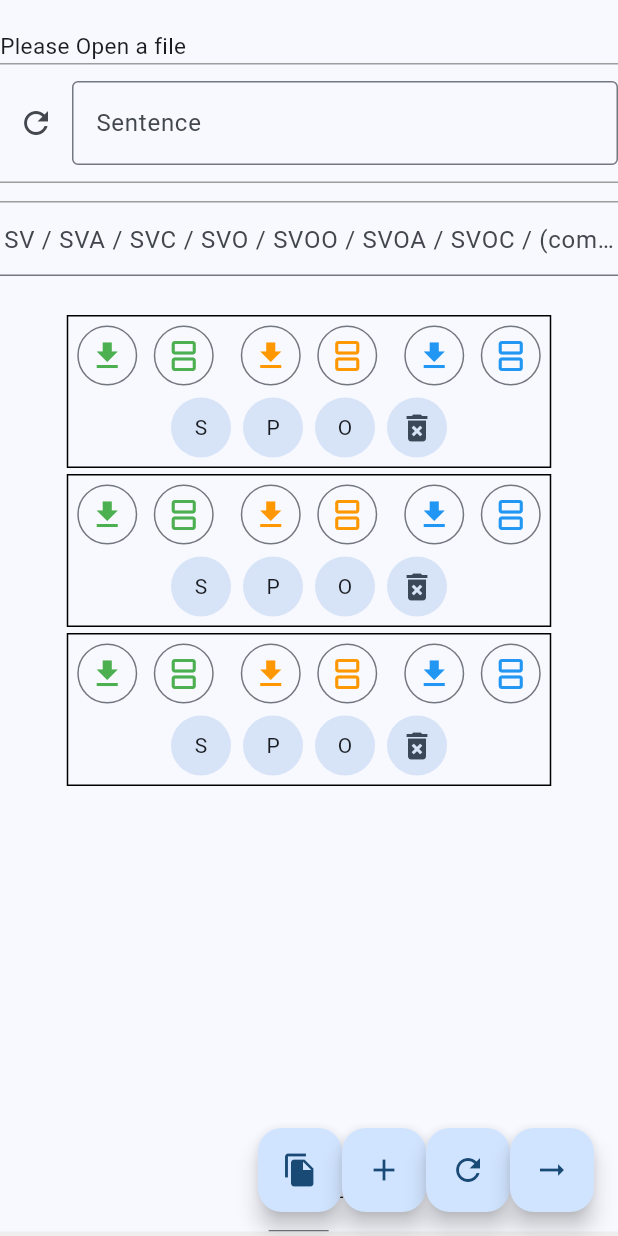
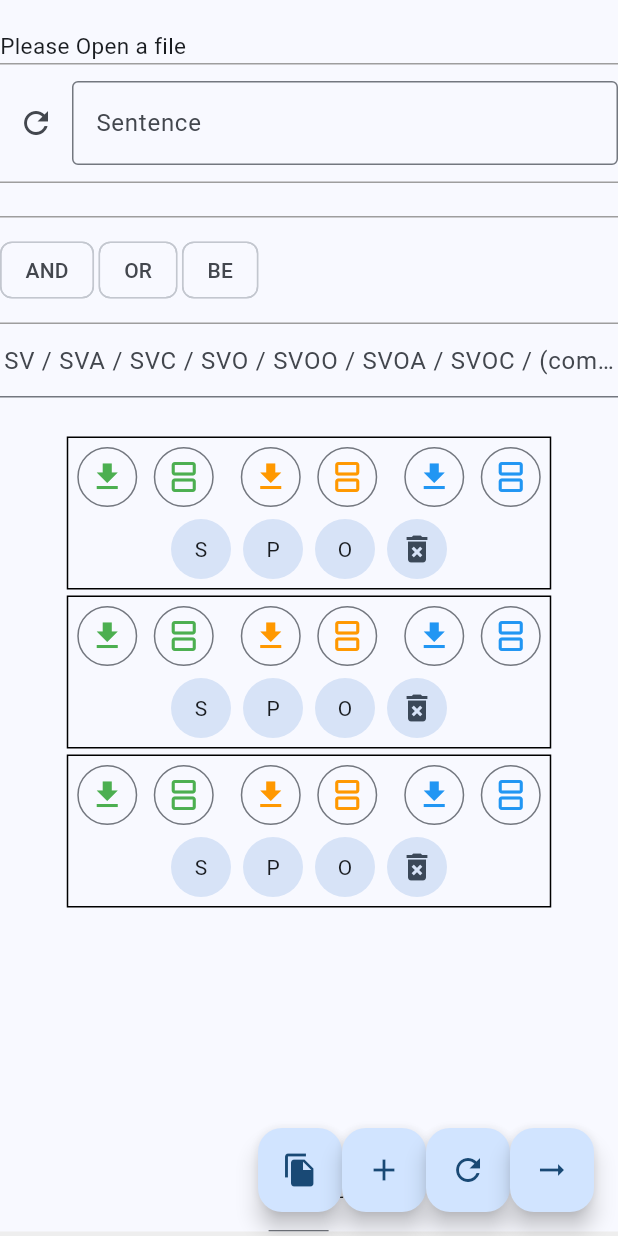
Before and after one commit to gajanlee/wsln-annotator, a Flutter app: the screen it shows after launch, after a tap on the "download" icon, on a phone screen of 412 x 824 dp. Run offline on Flutter 3.47's test engine with Material 3 defaults, Android fonts, the phone set to English and light mode, and no system bars; our stand-ins replace file_picker, tuple.

```diff
--- a/lib/main.dart
+++ b/lib/main.dart
@@ -46,6 +46,19 @@ class Word {
   }
 }
 
+var andWord = Word('AND', -1);
+var orWord = Word('OR', -1);
+var noneWord = Word('-', -1);
+var beWord = Word('BE', -1);
+
+String wordsToString(List<Word> words) {
+  var strings = <String>[];
+  for (var word in words) {
+    strings.add(word.text);
+  }
+  return strings.join(' ');
+}
+
 class Relation {
   dynamic subject; // optional type of [null, List<Words>, Relation]
   dynamic predicate;
@@ -55,13 +68,19 @@ class Relation {
   bool predicateOptional = false;
   bool objectOptional = false;
 
+  List<Word> subjectPronoun = <Word>[];
+  List<Word> predicatePronoun = <Word>[];
+  List<Word> objectPronoun = <Word>[];
+
   Relation({this.subject, this.predicate, this.object});
 
   static dynamic seriesElement(dynamic value) {
     if (value == null) return '';
 
-    if (value is String) {
-      return value;
+    if (value is List<Word>) {
+      return [
+        for (var word in value) {'index': word.index, 'text': word.text}
+      ];
     } else if (value is Relation) {
       return value.toJson();
     }
@@ -69,23 +88,22 @@ class Relation {
 
   Map<String, dynamic> toJson() {
     return {
-      'subject': seriesElement(subject),
-      'predicate': seriesElement(predicate),
-      'object': seriesElement(object),
-      'optional': [subjectOptional, predicateOptional, objectOptional],
+      'subject': {
+        'content': seriesElement(subject),
+        'isOptional': subjectOptional,
+        'pronoun': seriesElement(subjectPronoun),
+      },
+      'predicate': {
+        'content': seriesElement(predicate),
+        'isOptional': predicateOptional,
+        'pronoun': seriesElement(predicatePronoun),
+      },
+      'object': {
+        'content': seriesElement(object),
+        'isOptional': objectOptional,
+        'pronoun': seriesElement(objectPronoun),
+      },
     };
-  }
-
-  void labelSubject(List<Word> words) {
-    subject = words;
-  }
-
-  void labelPredicate(List<Word> words) {
-    predicate = words;
-  }
-
-  void labelObject(List<Word> words) {
-    object = words;
   }
 
   void splitSubject() {
@@ -159,6 +177,7 @@ class LabelState extends ChangeNotifier {
   var structureController = TextEditingController();
 
   var words = <Word>[
+    andWord, orWord, beWord
     // Word('32.7%', 0),
     // Word('of', 1),
     // Word('all', 2),
@@ -226,7 +245,7 @@ class LabelState extends ChangeNotifier {
     notifyListeners();
   }
 
-  void toggleOptional(String relation, Relation parent) {
+  void toggleOptional(List<Word> relation, Relation parent) {
     if (parent.subject == relation) {
       parent.subjectOptional = !parent.subjectOptional;
     } else if (parent.predicate == relation) {
@@ -240,7 +259,7 @@ class LabelState extends ChangeNotifier {
     notifyListeners();
   }
 
-  bool isOptional(String relation, Relation parent) {
+  bool isOptional(List<Word> relation, Relation parent) {
     if (parent.subject == relation) {
       return parent.subjectOptional;
     } else if (parent.predicate == relation) {
@@ -251,26 +270,35 @@ class LabelState extends ChangeNotifier {
     return false;
   }
 
-  String selectedWordsToString() {
-    var strings = <String>[];
+  void labelPronoun(List<Word> relation, Relation parent) {
+    if (parent.subject == relation) {
+      parent.subjectPronoun = sortSelectedWords().toList();
+    } else if (parent.predicate == relation) {
+      parent.predicatePronoun = sortSelectedWords().toList();
+    } else if (parent.object == relation) {
+      parent.objectPronoun = sortSelectedWords().toList();
+    }
+
+    selectedWords.clear();
+    notifyListeners();
+  }
+
+  List<Word> sortSelectedWords() {
     selectedWords.sort((w1, w2) => w1.index.compareTo(w2.index));
-    for (var word in selectedWords) {
-      strings.add(word.text);
-    }
-    return strings.join(' ');
+    return selectedWords;
   }
 
   void label(Relation relation, position) {
     if (selectedWords.isEmpty) {
       return;
     }
-    var text = selectedWordsToString();
+    var sWords = sortSelectedWords().toList();
     if (position == 'subject') {
-      relation.subject = text;
+      relation.subject = sWords;
     } else if (position == 'predicate') {
-      relation.predicate = text;
+      relation.predicate = sWords;
     } else if (position == 'object') {
-      relation.object = text;
+      relation.object = sWords;
     }
     selectedWords.clear();
     notifyListeners();
@@ -280,18 +308,30 @@ class LabelState extends ChangeNotifier {
     if (position is String) {
       if (position == 'subject') {
         relation.subject = null;
+        relation.subjectOptional = false;
+        relation.subjectPronoun = [];
       } else if (position == 'predicate') {
         relation.predicate = null;
+        relation.predicateOptional = false;
+        relation.predicatePronoun = [];
       } else if (position == 'object') {
         relation.object = null;
+        relation.objectOptional = false;
+        relation.objectPronoun = [];
       }
     } else if (position is Relation) {
       if (position.subject == relation) {
         position.subject = null;
+        relation.subjectOptional = false;
+        relation.subjectPronoun = [];
       } else if (position.predicate == relation) {
         position.predicate = null;
+        relation.predicateOptional = false;
+        relation.predicatePronoun = [];
       } else if (position.object == relation) {
         position.object = null;
+        relation.objectOptional = false;
+        relation.objectPronoun = [];
       }
     }
 
@@ -343,11 +383,10 @@ class LabelState extends ChangeNotifier {
 
   void getNext() {
     if (structureController.text.isNotEmpty) {
-      save();
+      save(sentence, currentIndex, structureController.text, relations);
     }
 
-    currentIndex += 1;
-    jumpTo(currentIndex);
+    jumpTo(currentIndex + 1);
   }
 
   void jumpTo(int destIndex) {
@@ -356,6 +395,8 @@ class LabelState extends ChangeNotifier {
       return;
     }
     sentence = sentences[destIndex];
+    sentence = '${sentence[0].toLowerCase()}${sentence.substring(1)}';
+    sentence[0].toLowerCase();
     sentenceController.text = sentence;
     structureController.text = '';
     currentIndex = destIndex;
@@ -366,7 +407,7 @@ class LabelState extends ChangeNotifier {
     notifyListeners();
   }
 
-  void tokenize() async {
+  void tokenize() {
     words.clear();
     sentenceController.text
         .split(' ')
@@ -374,6 +415,8 @@ class LabelState extends ChangeNotifier {
         .forEach((int index, String word) {
       words.add(Word(word, index));
     });
+
+    words.addAll([andWord, orWord, beWord]);
 
     // var url =
     //     Uri.http('127.0.0.1:5000', '/', {'sentence': sentenceController.text});
@@ -428,7 +471,8 @@ class LabelState extends ChangeNotifier {
     return result;
   }
 
-  Future<void> save() async {
+  Future<void> save(String inputSentence, int destIndex, String structureText,
+      List<Relation> labeledRelations) async {
     if (saveDirectory == '') {
       var result = await FilePicker.platform.getDirectoryPath();
       if (result == null) {
@@ -438,7 +482,7 @@ class LabelState extends ChangeNotifier {
     }
 
     var structure = <dynamic>[];
-    structureController.text
+    structureText
         .toUpperCase()
         .split('-')
         .toList()
@@ -446,17 +490,17 @@ class LabelState extends ChangeNotifier {
         .forEach((index, clause) => structure.add(parseStructure(clause)));
 
     var relationsJson = <dynamic>[];
-    relations
+    labeledRelations
         .asMap()
         .forEach((index, relation) => relationsJson.add(relation.toJson()));
 
     var data = {
-      'sentence': sentence,
+      'sentence': inputSentence,
       'structure': structure,
       'relations': relationsJson,
     };
 
-    final destFile = File('$saveDirectory\\${currentIndex + 1}.json');
+    final destFile = File('$saveDirectory\\${destIndex + 1}.json');
     destFile.writeAsString(JsonEncoder.withIndent('  ').convert(data));
   }
 }
@@ -467,9 +511,9 @@ class MyHomePage extends StatelessWidget {
     var labelState = context.watch<LabelState>();
 
     // The words that can be selected as label
-    var filterchips = <FilterChip>[];
+    var filterChips = <FilterChip>[];
     for (var i = 0; i < labelState.words.length; i++) {
-      filterchips.add(FilterChip(
+      filterChips.add(FilterChip(
           label: Text(labelState.words[i].text),
           selected: labelState.selectedWords.contains(labelState.words[i]),
           onSelected: (value) {
@@ -480,6 +524,9 @@ class MyHomePage extends StatelessWidget {
             }
           }));
     }
+
+    var functionalFilterChips = filterChips.sublist(filterChips.length - 3);
+    filterChips.removeRange(filterChips.length - 3, filterChips.length);
 
     // The relations showing
     var relationElements = <RelationWidget>[];
@@ -520,7 +567,12 @@ class MyHomePage extends StatelessWidget {
             ),
             Padding(padding: const EdgeInsets.all(5)),
             Divider(height: 3.0, color: Colors.grey),
-            Wrap(spacing: 3, runSpacing: 6, children: filterchips),
+            Padding(padding: const EdgeInsets.all(5)),
+            Wrap(spacing: 3, runSpacing: 6, children: filterChips),
+            Padding(padding: const EdgeInsets.all(5)),
+            Divider(height: 3.0, color: Colors.grey),
+            Padding(padding: const EdgeInsets.all(5)),
+            Wrap(spacing: 3, runSpacing: 6, children: functionalFilterChips),
             Padding(padding: const EdgeInsets.all(5)),
             Divider(height: 3.0, color: Colors.grey),
             TextField(
@@ -656,27 +708,63 @@ class RelationWidget extends StatelessWidget {
       color = Colors.blue;
     }
 
-    if (element is String) {
+    if (element is List<Word>) {
+      var children = [
+        IconButton(
+          onPressed: () => {labelState.split(parent, position)},
+          icon: Icon(Icons.splitscreen),
+          color: color,
+          tooltip: 'split',
+        ),
+        IconButton(
+            onPressed: () => {labelState.delete(parent, position)},
+            icon: Icon(Icons.delete),
+            color: color),
+        // optional toggle button
+        ToggleButtons(
+          onPressed: (index) => {labelState.toggleOptional(element, parent)},
+          isSelected: [labelState.isOptional(element, parent)],
+          children: [Icon(Icons.rule)],
+        ),
+      ];
+
+      if (position == 'subject' && parent.subjectPronoun.isNotEmpty) {
+        children.add(
+          Text(
+            wordsToString(parent.subjectPronoun),
+            style: TextStyle(color: color, fontSize: 15),
+          ),
+        );
+      } else if (position == 'predicate' &&
+          parent.predicatePronoun.isNotEmpty) {
+        children.add(
+          Text(
+            wordsToString(parent.predicatePronoun),
+            style: TextStyle(color: color, fontSize: 15),
+          ),
+        );
+      } else if (position == 'object' && parent.objectPronoun.isNotEmpty) {
+        children.add(
+          Text(
+            wordsToString(parent.objectPronoun),
+            style: TextStyle(color: color, fontSize: 15),
+          ),
+        );
+      } else {
+        children.add(IconButton(
+          onPressed: () => {labelState.labelPronoun(element, parent)},
+          icon: Icon(Icons.people_alt),
+          color: color,
+          tooltip: 'pronoun resolution',
+        ));
+      }
+
       return Column(mainAxisSize: MainAxisSize.min, children: [
         Text(
-          element,
+          wordsToString(element),
           style: TextStyle(color: color, fontSize: 20),
         ),
-        Row(mainAxisSize: MainAxisSize.min, children: [
-          IconButton(
-              onPressed: () => {labelState.split(parent, position)},
-              icon: Icon(Icons.splitscreen),
-              color: color),
-          IconButton(
-              onPressed: () => {labelState.delete(parent, position)},
-              icon: Icon(Icons.delete),
-              color: color),
-          ToggleButtons(
-              onPressed: (index) =>
-                  {labelState.toggleOptional(element, parent)},
-              isSelected: [labelState.isOptional(element, parent)],
-              children: [Icon(Icons.bolt)]),
-        ]),
+        Row(mainAxisSize: MainAxisSize.min, children: children),
       ]);
     } else if (element is Relation) {
       return RelationWidget(relation: element, parent: parent);
@@ -694,7 +782,7 @@ class RelationWidget extends StatelessWidget {
       ]);
     }
 
-    throw UnimplementedError("unknoown elemnt $element");
+    throw UnimplementedError('unknoown elemnt $element');
   }
 
   @override
```
Also changed, not shown: pubspec.yaml (+8 -3 lines), 2 other files.
